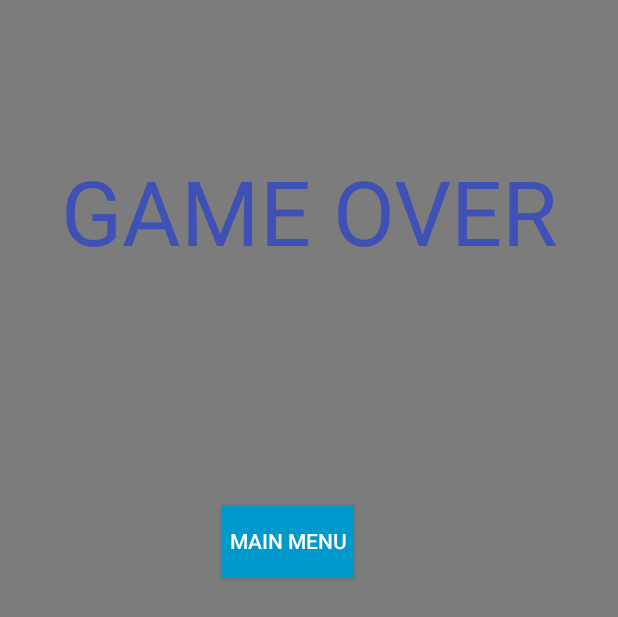
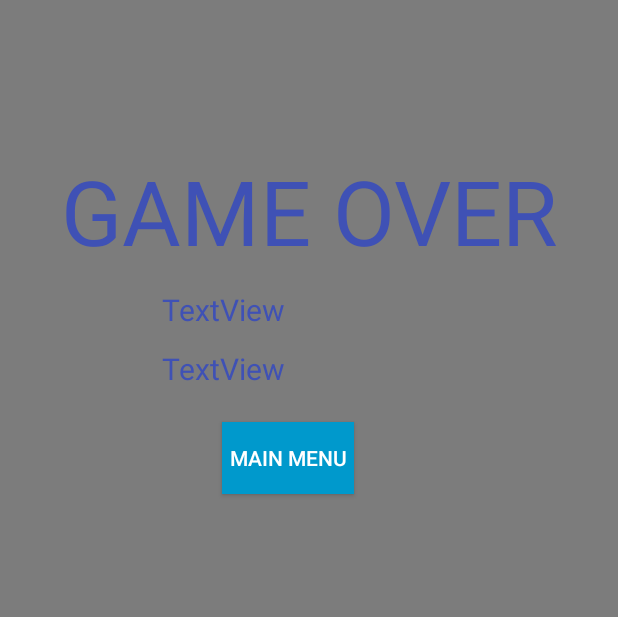
Before and after one commit to Group3L/3L.Space-Impact, an Android app: the layout activity_game_over.xml on its own in the app's theme, with its tools: preview values and no code run, on a phone screen of 412 x 824 dp. Shown: the top 617 px of the screen. Run offline under Robolectric (Android 15) with nearby library versions, the phone set to English and light mode, and no system bars.

Commit message:
Game Over screen is done

```diff
--- a/app/src/main/java/ba/spaceimpact/GameActivity.java
+++ b/app/src/main/java/ba/spaceimpact/GameActivity.java
@@ -28,9 +28,12 @@ public class GameActivity extends AppCompatActivity implements Serializable{
         this.gameEngine = ge;
     }
 
-    public void gameOver(){
+    public void gameOver( boolean win, int score, int killedEnemyCount){
         Log.d("GameOver", "game over");
         Intent intent = new Intent(this, GameOverActivity.class);
+        intent.putExtra("Result", win);
+        intent.putExtra("Score", score);
+        intent.putExtra("Killed enemy", killedEnemyCount);
         startActivity(intent);
         this.overridePendingTransition(0, 0);
     }
--- a/app/src/main/res/layout/activity_game_over.xml
+++ b/app/src/main/res/layout/activity_game_over.xml
@@ -27,9 +27,33 @@
         android:layout_width="wrap_content"
         android:layout_height="wrap_content"
         android:layout_marginStart="148dp"
-        android:layout_marginTop="156dp"
+        android:layout_marginTop="22dp"
         android:background="@android:color/holo_blue_dark"
         android:text="Main Menu"
         app:layout_constraintStart_toStartOf="parent"
+        app:layout_constraintTop_toBottomOf="@+id/killCountText" />
+
+    <TextView
+        android:id="@+id/scoreText"
+        android:layout_width="wrap_content"
+        android:layout_height="wrap_content"
+        android:layout_marginStart="108dp"
+        android:layout_marginTop="12dp"
+        android:text="TextView"
+        android:textSize="20dp"
+        android:textColor="@color/colorPrimary"
+        app:layout_constraintStart_toStartOf="parent"
         app:layout_constraintTop_toBottomOf="@+id/textView" />
+
+    <TextView
+        android:id="@+id/killCountText"
+        android:layout_width="wrap_content"
+        android:layout_height="wrap_content"
+        android:textColor="@color/colorPrimary"
+        android:layout_marginStart="108dp"
+        android:layout_marginTop="12dp"
+        android:text="TextView"
+        android:textSize="20dp"
+        app:layout_constraintStart_toStartOf="parent"
+        app:layout_constraintTop_toBottomOf="@+id/scoreText" />
 </android.support.constraint.ConstraintLayout>
```
Also changed, not shown: app/src/main/java/ba/spaceimpact/GameEngine.java (+11 -92 lines), app/src/main/java/ba/spaceimpact/GameObject/Coin.java (+7 -0 lines), app/src/main/java/ba/spaceimpact/GameObject/EnemySpaceship.java (+7 -1 lines), app/src/main/java/ba/spaceimpact/GameOverActivity.java (+21 -0 lines), app/src/main/java/ba/spaceimpact/LevelCreator.java (+4 -4 lines), app/src/main/res/drawable/coin.png (added).
